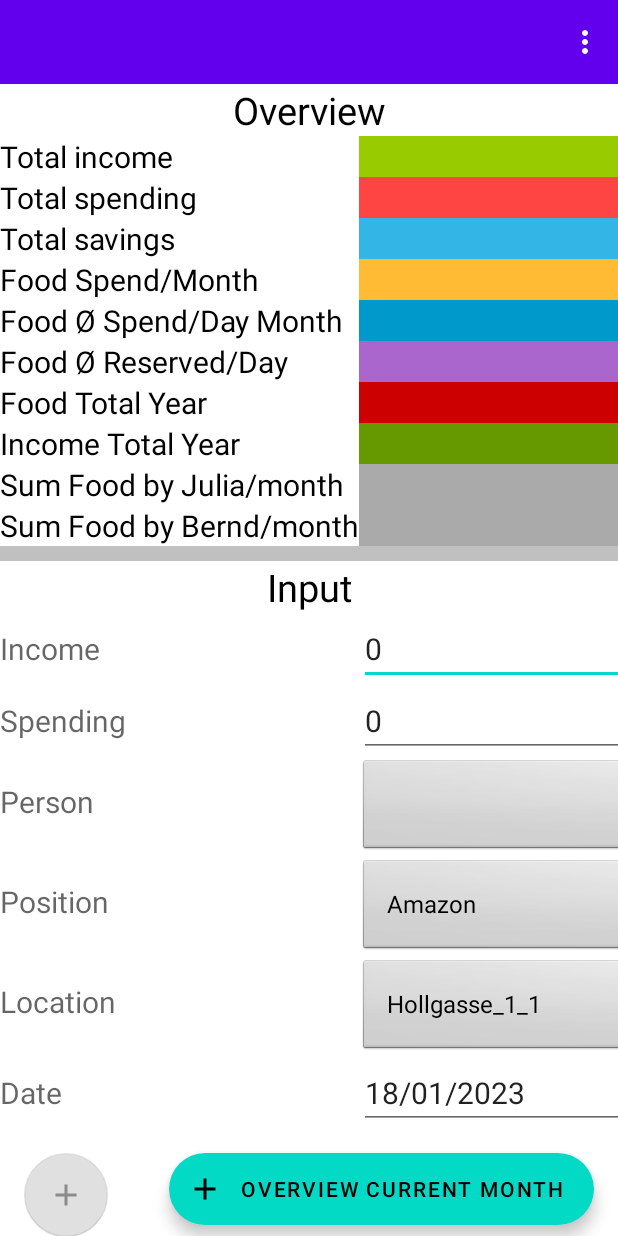
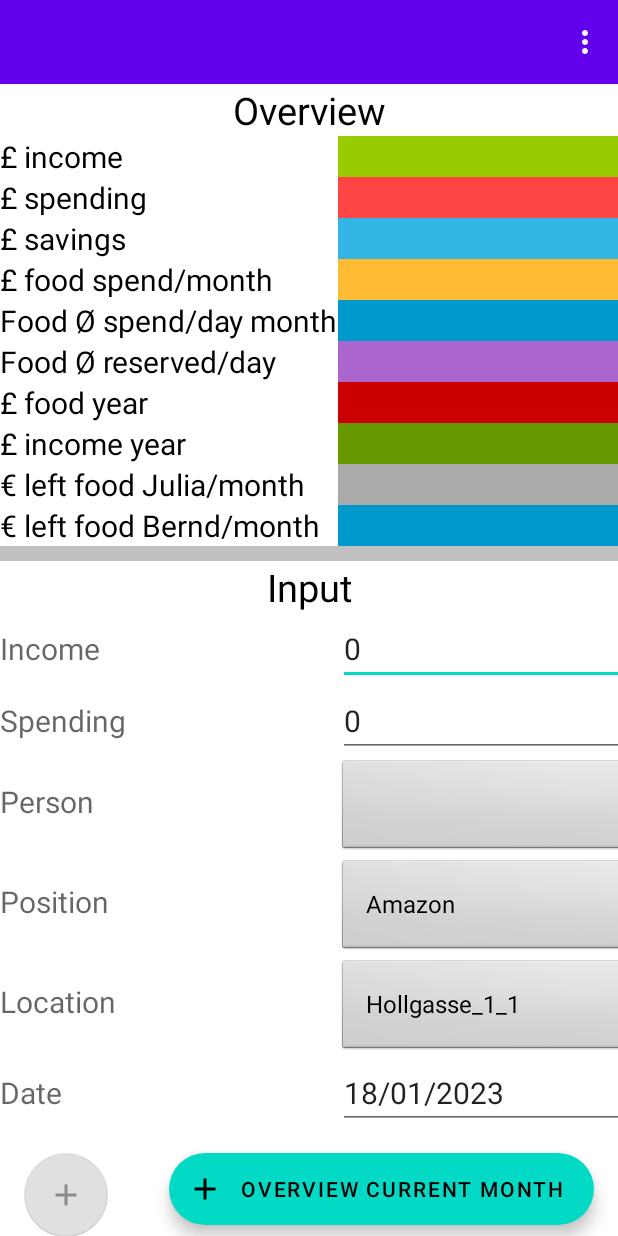
Before and after one commit to bernd-roth/BalanceSheet, an Android app: the screen it shows after launch (MainActivity), on a phone screen of 412 x 824 dp. Run offline under Robolectric (Android 15) with nearby library versions, the phone set to English and light mode, and no system bars; our stand-ins replace Volley; network calls fail.

Commit message:
* updating strings.xml * build.gradle added output path * new apk

```diff
--- a/app/src/main/res/layout/activity_main.xml
+++ b/app/src/main/res/layout/activity_main.xml
@@ -34,7 +34,7 @@
                     android:layout_column="1"
                     android:gravity="center_horizontal"
                     android:textSize="25dp"
-                    android:text="Overview" />
+                    android:text="@string/overview" />
 
                 <TableRow
                     android:layout_width="fill_parent"
@@ -44,7 +44,7 @@
                         android:layout_height="wrap_content"
                         android:layout_column="1"
                         android:textSize="20dp"
-                        android:text="Total income" />
+                        android:text="@string/sum_income" />
 
                     <TextView
                         android:id="@+id/textViewTotalIncome"
@@ -56,12 +56,13 @@
                 </TableRow>
 
                 <TableRow>
+
                     <TextView
                         android:layout_width="wrap_content"
-                        android:layout_height="wrap_content"
+                        android:layout_height="match_parent"
                         android:layout_column="1"
-                        android:textSize="20dp"
-                        android:text="Total spending" />
+                        android:text="@string/sum_spending"
+                        android:textSize="20dp" />
 
                     <TextView
                         android:id="@+id/textViewTotalExpense"
@@ -81,7 +82,7 @@
                         android:layout_height="wrap_content"
                         android:layout_column="1"
                         android:textSize="20dp"
-                        android:text="Total savings" />
+                        android:text="@string/sum_savings" />
 
                     <TextView
                         android:id="@+id/textViewTotalSavings"
@@ -98,7 +99,7 @@
                         android:layout_height="wrap_content"
                         android:layout_column="1"
                         android:textSize="20dp"
-                        android:text="Food Spend/Month" />
+                        android:text="@string/sum_food_spending_month" />
 
                     <TextView
                         android:id="@+id/textViewTotalFood"
@@ -115,7 +116,7 @@
                         android:layout_height="wrap_content"
                         android:layout_column="1"
                         android:textSize="20dp"
-                        android:text="Food Ø Spend/Day Month" />
+                        android:text="@string/average_food_spending_day_month" />
 
                     <TextView
                         android:id="@+id/textViewAverageTotalFood"
@@ -132,7 +133,7 @@
                         android:layout_height="wrap_content"
                         android:layout_column="1"
                         android:textSize="20dp"
-                        android:text="Food Ø Reserved/Day" />
+                        android:text="@string/average_food_reserved_day" />
 
                     <TextView
                         android:id="@+id/textViewReservedAverageDayFood"
@@ -149,7 +150,7 @@
                         android:layout_height="wrap_content"
                         android:layout_column="1"
                         android:textSize="20dp"
-                        android:text="Food Total Year" />
+                        android:text="@string/sum_food_year" />
 
                     <TextView
                         android:id="@+id/textViewTotalYearFood"
@@ -166,7 +167,7 @@
                         android:layout_height="wrap_content"
                         android:layout_column="1"
                         android:textSize="20dp"
-                        android:text="Income Total Year" />
+                        android:text="@string/sum_income_year" />
 
                     <TextView
                         android:id="@+id/textViewTotalYearIncome"
@@ -183,7 +184,7 @@
                         android:layout_height="wrap_content"
                         android:layout_column="1"
                         android:textSize="20dp"
-                        android:text="Sum Food by Julia/month" />
+                        android:text="@string/sum_left_food_julia_month" />
 
                     <TextView
                         android:id="@+id/textViewSumFoodJuliaMonth"
@@ -200,13 +201,13 @@
                         android:layout_height="wrap_content"
                         android:layout_column="1"
                         android:textSize="20dp"
-                        android:text="Sum Food by Bernd/month" />
+                        android:text="@string/sum_left_food_bernd_month" />
 
                     <TextView
                         android:id="@+id/textViewSumFoodBerndMonth"
                         android:layout_width="wrap_content"
                         android:layout_height="wrap_content"
-                        android:background="@android:color/darker_gray"
+                        android:background="@android:color/holo_blue_dark"
                         android:layout_column="2"
                         android:textSize="20dp" />
                 </TableRow>
@@ -223,7 +224,7 @@
                     android:layout_column="1"
                     android:gravity="center_horizontal"
                     android:textSize="25dp"
-                    android:text="Input" />
+                    android:text="@string/Input" />
 
                 <TableRow
                     android:layout_width="fill_parent"
@@ -234,7 +235,7 @@
                         android:layout_height="wrap_content"
                         android:layout_column="1"
                         android:textSize="20dp"
-                        android:hint="Income" />
+                        android:hint="@string/hint_income" />
 
                     <EditText
                         android:id="@+id/editTextIncome"
@@ -252,7 +253,7 @@
                         android:layout_height="wrap_content"
                         android:layout_column="1"
                         android:textSize="20dp"
-                        android:hint="Spending" />
+                        android:hint="@string/hint_spending" />
 
                     <EditText
                         android:id="@+id/editTextSpending"
@@ -273,7 +274,7 @@
                         android:layout_height="wrap_content"
                         android:layout_column="1"
                         android:textSize="20dp"
-                        android:hint="Person" />
+                        android:hint="@string/hint_person" />
 
                     <Spinner
                         android:id="@+id/spinner"
@@ -289,7 +290,7 @@
                         android:layout_height="wrap_content"
                         android:layout_column="1"
                         android:textSize="20dp"
-                        android:hint="Position" />
+                        android:hint="@string/hint_position" />
 
                     <Spinner
                         android:id="@+id/spinnerPosition"
@@ -305,7 +306,7 @@
                         android:layout_height="wrap_content"
                         android:layout_column="1"
                         android:textSize="20dp"
-                        android:hint="Location" />
+                        android:hint="@string/hint_location" />
 
                     <Spinner
                         android:id="@+id/spinnerLocation"
@@ -323,14 +324,14 @@
                         android:layout_height="wrap_content"
                         android:layout_column="1"
                         android:textSize="20dp"
-                        android:hint="Date" />
+                        android:hint="@string/hint_date" />
 
                     <EditText
                         android:id="@+id/editTextDate"
                         android:layout_width="wrap_content"
                         android:layout_height="wrap_content"
                         android:layout_column="2"
-                        android:hint="Date (dd-mm-yyyy)"
+                        android:hint="@string/hint_date_dd_mm_yyyy"
                         android:textSize="20dp"
                         android:inputType="date" />
                 </TableRow>
@@ -358,7 +359,7 @@
                             android:layout_height="wrap_content"
                             android:layout_gravity="right"
                             android:layout_margin="16dp"
-                            android:text="Overview current month"
+                            android:text="@string/button_overview_current_month"
                             app:icon="@drawable/ic_baseline_add_24" />
                     </FrameLayout>
                 </TableRow>
--- a/app/src/main/res/values/strings.xml
+++ b/app/src/main/res/values/strings.xml
@@ -30,8 +30,32 @@
 
     <!--button strings-->
     <string name="button_return">Return</string>
+    <string name="button_overview_current_month">Overview current month</string>
 
     <!-- TAG -->
     <string name="log_message">VolleyError = %1$s</string>
     <string name="log_json_message">JSONObject = %1$s</string>
+
+    <!-- mainactivity -->
+    <string name="overview">Overview</string>
+    <string name="Input">Input</string>
+    <string name="sum_income">£ income</string>
+    <string name="sum_spending">£ spending</string>
+    <string name="sum_savings">£ savings</string>
+    <string name="sum_food_spending_month">£ food spend/month</string>
+    <string name="average_food_spending_day_month">Food Ø spend/day month</string>
+    <string name="average_food_reserved_day">Food Ø reserved/day</string>
+    <string name="sum_food_year">£ food year</string>
+    <string name="sum_income_year">£ income year</string>
+    <string name="sum_left_food_julia_month">€ left food Julia/month</string>
+    <string name="sum_left_food_bernd_month">€ left food Bernd/month</string>
+
+    <!-- hint -->
+    <string name="hint_income">Income</string>
+    <string name="hint_spending">Spending</string>
+    <string name="hint_person">Person</string>
+    <string name="hint_position">Position</string>
+    <string name="hint_location">Location</string>
+    <string name="hint_date">Date</string>
+    <string name="hint_date_dd_mm_yyyy">Date (dd-mm-yyyy)</string>
 </resources>
--- a/build.gradle
+++ b/build.gradle
@@ -17,6 +17,10 @@ plugins {
     id 'com.android.library' version '7.3.1' apply false
 }
 
+/*allprojects {
+    buildDir = "C:\\${rootProject.name}/${project.name}"
+}*/
+
 task clean(type: Delete) {
     delete rootProject.buildDir
 }
```
